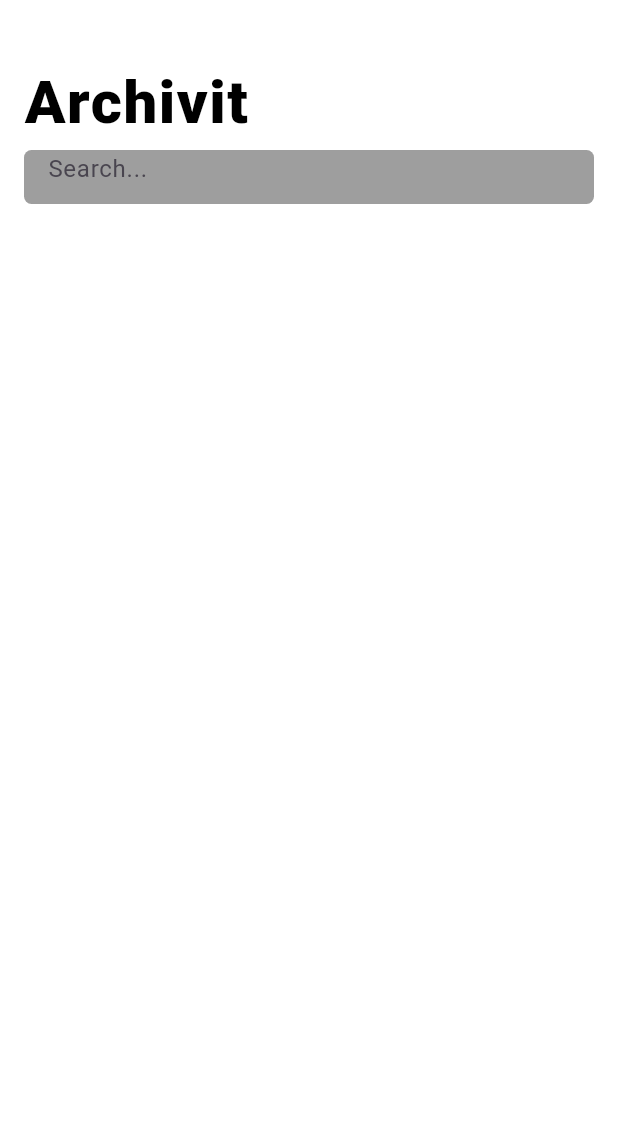
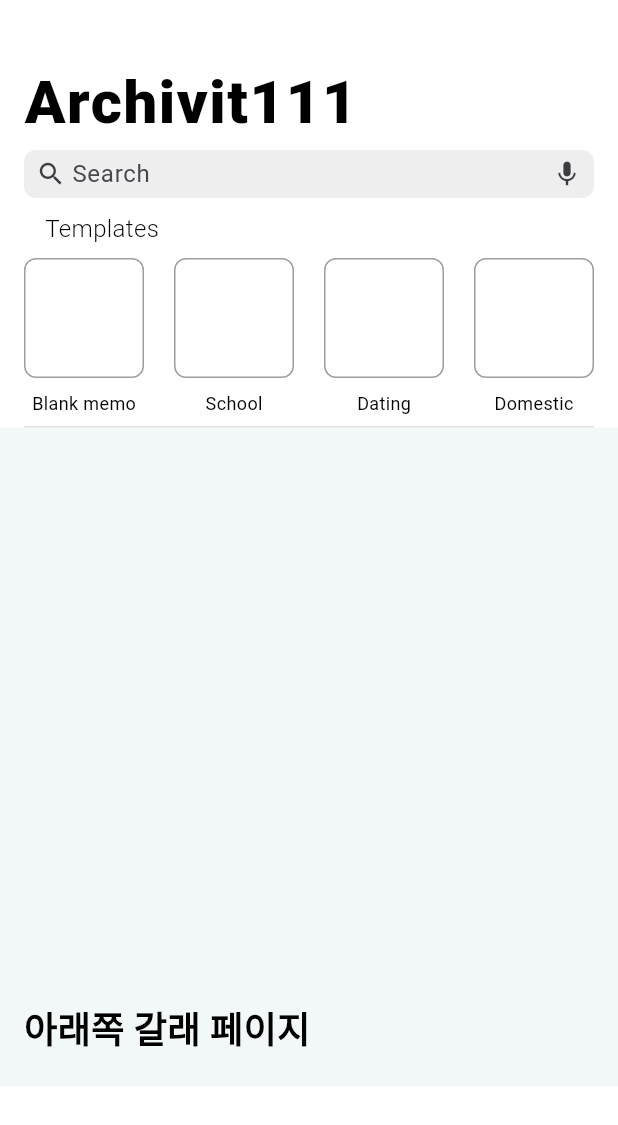
Before and after one commit to AGILE-CK/GDSC-Archivit-Frontend, a Flutter app: the HomeScreen screen opened directly, on a phone screen of 412 x 824 dp. Shown: the top 1125 px of the screen. Run offline on Flutter 3.47's test engine with Material 3 defaults, Android fonts, the phone set to English and light mode, and no system bars; our stand-ins replace get; Roboto replaces fonts that are missing (HGGGothicssi_Pro, Pretendard).

Commit message:
home screen
우선 아직

```diff
--- a/lib/home_screen.dart
+++ b/lib/home_screen.dart
@@ -13,10 +13,9 @@ class HomeScreen extends StatelessWidget {
             child: Container(
               margin: EdgeInsets.only(left: 16.0, top: 44.0),
               child: Text(
-                'Archivit',
+                'Archivit111',
                 style: TextStyle(
                   color: Colors.black,
-                  fontFamily: 'HGGGothicssi_Pro',
                   fontSize: 40.0,
                   fontWeight: FontWeight.w900,
                   height: 1.2,
@@ -26,22 +25,105 @@ class HomeScreen extends StatelessWidget {
             ),
           ),
           SliverToBoxAdapter(
-            child: Padding(
-              padding:
-                  const EdgeInsets.symmetric(horizontal: 16.0, vertical: 8.0),
-              child: Container(
-                height: 36.0, // 검색 상자의 높이
-                child: TextField(
-                  decoration: InputDecoration(
-                    hintText: 'Search...',
-                    filled: true,
-                    fillColor: Colors.grey[500], // 회색 배경색
-                    border: OutlineInputBorder(
-                      borderSide: BorderSide.none, // 테두리 선 없음
-                      borderRadius: BorderRadius.circular(5.0), // 둥근 모서리
+            child: Container(
+              margin: EdgeInsets.symmetric(horizontal: 16.0, vertical: 8.0),
+              decoration: BoxDecoration(
+                color: Colors.grey[200],
+                borderRadius: BorderRadius.circular(8.0),
+              ),
+              child: Padding(
+                padding: const EdgeInsets.fromLTRB(8.0, 4.0, 8.0, 4.0),
+                child: Row(
+                  children: [
+                    Icon(
+                      Icons.search,
+                      color: Color(0xFF3C3C43),
+                      size: 20.0,
+                    ),
+                    SizedBox(width: 4.0),
+                    Expanded(
+                      child: TextField(
+                        style: TextStyle(fontSize: 16.0),
+                        decoration: InputDecoration(
+                          contentPadding: EdgeInsets.all(0),
+                          isDense: true,
+                          hintText: 'Search',
+                          border: InputBorder.none,
+                        ),
+                      ),
+                    ),
+                    GestureDetector(
+                      onTap: () {
+                        // TODO: Implement voice input functionality
+                      },
+                      child: Icon(
+                        Icons.mic,
+                        color: Color(0xFF3C3C43),
+                        size: 20.0,
+                      ),
+                    ),
+                  ],
+                ),
+              ),
+            ),
+          ),
+          SliverToBoxAdapter(
+            child: Container(
+              margin: EdgeInsets.only(left: 30.0, top: 1.0),
+              child: Text(
+                'Templates',
+                style: TextStyle(
+                  fontSize: 16.0,
+                  color: Colors.black,
+                  fontWeight: FontWeight.w300,
+                ),
+              ),
+            ),
+          ),
+          SliverToBoxAdapter(
+            child: Container(
+              margin: EdgeInsets.only(left: 16.0, right: 16.0, top: 8.0),
+              height: 104.0,
+              child: Row(
+                mainAxisAlignment: MainAxisAlignment.spaceBetween,
+                children: [
+                  _buildRoundedRectangle("Blank memo"),
+                  _buildRoundedRectangle("School"),
+                  _buildRoundedRectangle("Dating"),
+                  _buildRoundedRectangle("Domestic"),
+                ],
+              ),
+            ),
+          ),
+          SliverToBoxAdapter(
+            child: Container(
+              margin: EdgeInsets.only(left: 16.0, right: 16.0, top: 8.0),
+              height: 1.0,
+              color: Colors.grey[300],
+            ),
+          ),
+          SliverFillRemaining(
+            hasScrollBody: false,
+            child: Container(
+              color: Color(0xFFF2F8F8),
+              margin: EdgeInsets.only(bottom: 100.0),
+              child: Column(
+                mainAxisAlignment: MainAxisAlignment.end,
+                crossAxisAlignment: CrossAxisAlignment.start,
+                children: [
+                  Container(
+                    margin: EdgeInsets.only(left: 16.0, bottom: 20.0),
+                    child: Text(
+                      '아래쪽 갈래 페이지',
+                      style: TextStyle(
+                        fontSize: 24.0,
+                        fontWeight: FontWeight.bold,
+                        color: Colors.black,
+                      ),
                     ),
                   ),
-                ),
+                  // 아래쪽 갈래 페이지에 대한 추가 SliverToBoxAdapter 또는 다른 Sliver 위젯을 추가하세요.
+                ],
               ),
             ),
           ),
@@ -49,4 +131,32 @@ class HomeScreen extends StatelessWidget {
       ),
     );
   }
+
+  Widget _buildRoundedRectangle(String title) {
+    return Container(
+      width: 80.0,
+      height: 104.0,
+      child: Column(
+        children: [
+          Container(
+            width: 80.0,
+            height: 80.0,
+            decoration: BoxDecoration(
+              color: Colors.white,
+              borderRadius: BorderRadius.circular(8.0),
+              border: Border.all(color: Colors.grey),
+            ),
+          ),
+          SizedBox(height: 8.0),
+          Text(
+            title,
+            style: TextStyle(
+              fontSize: 12.0,
+              color: Colors.black,
+            ),
+          ),
+        ],
+      ),
+    );
+  }
 }
```
Also changed, not shown: pubspec.yaml (+25 -37 lines).
